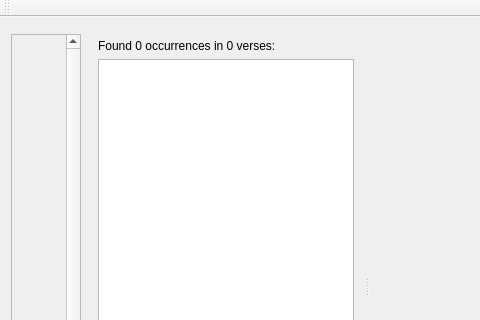
This is programs/KJVCanOpener/KJVCanOpener.ui in dewhisna/KingJamesPureBibleSearch as Qt 5 draws it before an edit; both pictures show x 0 to 480 and y 0 to 320 of the 1024 by 576 pixel window. The edited form follows.
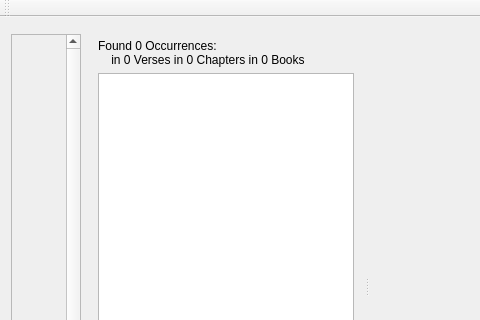
This is the edited form. Custom widgets are drawn as their Qt base class.

```diff
--- a/programs/KJVCanOpener/KJVCanOpener.ui
+++ b/programs/KJVCanOpener/KJVCanOpener.ui
@@ -76,7 +76,11 @@
         <item>
          <widget class="QLabel" name="lblSearchResultsCount">
           <property name="text">
-           <string>Found 0 occurrences in 0 verses:</string>
+           <string>Found 0 Occurrences:
+    in 0 Verses in 0 Chapters in 0 Books</string>
+          </property>
+          <property name="wordWrap">
+           <bool>true</bool>
           </property>
          </widget>
         </item>
```
